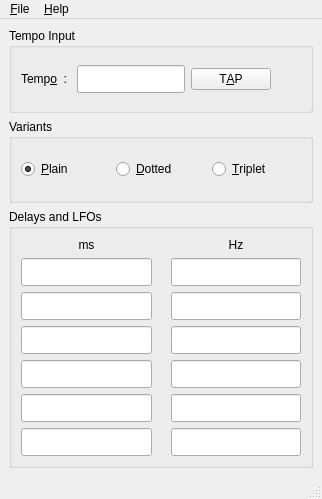
Qt form src/gui/forms/qrestmainwindow.ui (deufrai/qrest_deb_packaging) before a commit.
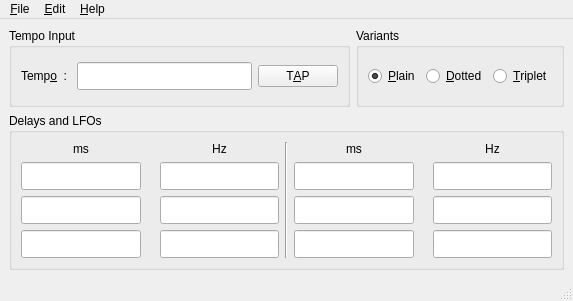
The same form after that commit. Icons and pictures are not drawn.

What changed in the file:
```diff
--- a/src/gui/forms/qrestmainwindow.ui
+++ b/src/gui/forms/qrestmainwindow.ui
@@ -5,8 +5,8 @@
    <rect>
     <x>0</x>
     <y>0</y>
-    <width>322</width>
-    <height>499</height>
+    <width>573</width>
+    <height>301</height>
    </rect>
   </property>
   <property name="sizePolicy" >
@@ -29,22 +29,18 @@
     <normaloff>:/icons/pix/qresticon.png</normaloff>:/icons/pix/qresticon.png</iconset>
   </property>
   <widget class="QWidget" name="centralwidget" >
-   <property name="geometry" >
-    <rect>
-     <x>0</x>
-     <y>26</y>
-     <width>322</width>
-     <height>450</height>
-    </rect>
-   </property>
-   <layout class="QGridLayout" name="gridLayout_4" >
+   <layout class="QGridLayout" name="gridLayout_5" >
     <item row="0" column="0" >
-     <widget class="QGroupBox" name="groupBox" >
+     <layout class="QHBoxLayout" name="horizontalLayout_4" >
+      <item>
+       <widget class="QGroupBox" name="tempoInputGroupBox" >
       <property name="title" >
        <string>Tempo Input</string>
       </property>
       <layout class="QGridLayout" name="gridLayout" >
        <item row="0" column="0" >
+          <layout class="QHBoxLayout" name="tempoInputHorizontalLayout" >
+           <item>
         <widget class="QLabel" name="tempoLabel" >
          <property name="text" >
           <string>Temp&amp;o  : </string>
@@ -54,11 +50,11 @@
          </property>
         </widget>
        </item>
-       <item row="0" column="1" >
+           <item>
         <widget class="QLineEdit" name="tempoEdit" >
          <property name="minimumSize" >
           <size>
-           <width>60</width>
+               <width>40</width>
            <height>28</height>
           </size>
          </property>
@@ -73,7 +69,7 @@
          </property>
         </widget>
        </item>
-       <item row="0" column="2" >
+           <item>
         <widget class="QPushButton" name="tapButton" >
          <property name="toolTip" >
           <string>Click in sync with beats until steadiness indicator goes green</string>
@@ -83,29 +79,18 @@
          </property>
         </widget>
        </item>
-       <item row="0" column="3" >
-        <widget class="QLabel" name="steadyHint" >
-         <property name="minimumSize" >
-          <size>
-           <width>24</width>
-           <height>0</height>
-          </size>
-         </property>
-         <property name="text" >
-          <string/>
-         </property>
-        </widget>
+          </layout>
        </item>
       </layout>
      </widget>
     </item>
-    <item row="1" column="0" >
+      <item>
      <widget class="QGroupBox" name="groupBox_3" >
       <property name="title" >
        <string>Variants</string>
       </property>
-      <layout class="QGridLayout" >
-       <item row="0" column="0" >
+        <layout class="QHBoxLayout" name="horizontalLayout" >
+         <item>
         <widget class="QRadioButton" name="plainRadio" >
          <property name="text" >
           <string>&amp;Plain</string>
@@ -115,14 +100,14 @@
          </property>
         </widget>
        </item>
-       <item row="0" column="1" >
+         <item>
         <widget class="QRadioButton" name="dottedRadio" >
          <property name="text" >
           <string>&amp;Dotted</string>
          </property>
         </widget>
        </item>
-       <item row="0" column="2" >
+         <item>
         <widget class="QRadioButton" name="tripletRadio" >
          <property name="text" >
           <string>&amp;Triplet</string>
@@ -132,13 +117,17 @@
       </layout>
      </widget>
     </item>
-    <item row="2" column="0" >
+     </layout>
+    </item>
+    <item row="1" column="0" >
      <widget class="QGroupBox" name="groupBox_2" >
       <property name="title" >
        <string>Delays and LFOs</string>
       </property>
-      <layout class="QGridLayout" name="gridLayout_3" >
+      <layout class="QGridLayout" name="gridLayout_4" >
        <item row="0" column="0" >
+        <layout class="QHBoxLayout" name="horizontalLayout_3" >
+         <item>
         <layout class="QGridLayout" name="gridLayout_2" >
          <item row="0" column="0" >
           <widget class="QLabel" name="label_7" >
@@ -164,7 +153,7 @@
           <widget class="QLineEdit" name="wholePeriodEdit" >
            <property name="minimumSize" >
             <size>
-             <width>60</width>
+               <width>40</width>
              <height>28</height>
             </size>
            </property>
@@ -205,7 +194,7 @@
            </property>
            <property name="minimumSize" >
             <size>
-             <width>60</width>
+               <width>40</width>
              <height>28</height>
             </size>
            </property>
@@ -224,7 +213,7 @@
           <widget class="QLineEdit" name="halfPeriodEdit" >
            <property name="minimumSize" >
             <size>
-             <width>60</width>
+               <width>40</width>
              <height>28</height>
             </size>
            </property>
@@ -259,7 +248,7 @@
           <widget class="QLineEdit" name="halfLfoEdit" >
            <property name="minimumSize" >
             <size>
-             <width>60</width>
+               <width>40</width>
              <height>28</height>
             </size>
            </property>
@@ -278,7 +267,7 @@
           <widget class="QLineEdit" name="quarterPeriodEdit" >
            <property name="minimumSize" >
             <size>
-             <width>60</width>
+               <width>40</width>
              <height>28</height>
             </size>
            </property>
@@ -313,7 +302,7 @@
           <widget class="QLineEdit" name="quarterLfoEdit" >
            <property name="minimumSize" >
             <size>
-             <width>60</width>
+               <width>40</width>
              <height>28</height>
             </size>
            </property>
@@ -328,11 +317,42 @@
            </property>
           </widget>
          </item>
-         <item row="4" column="0" >
+          </layout>
+         </item>
+         <item>
+          <widget class="Line" name="line" >
+           <property name="orientation" >
+            <enum>Qt::Vertical</enum>
+           </property>
+          </widget>
+         </item>
+         <item>
+          <layout class="QGridLayout" name="gridLayout_3" >
+           <item row="0" column="0" >
+            <widget class="QLabel" name="label_10" >
+             <property name="text" >
+              <string>ms</string>
+             </property>
+             <property name="alignment" >
+              <set>Qt::AlignCenter</set>
+             </property>
+            </widget>
+           </item>
+           <item row="0" column="2" >
+            <widget class="QLabel" name="label_9" >
+             <property name="text" >
+              <string>Hz</string>
+             </property>
+             <property name="alignment" >
+              <set>Qt::AlignCenter</set>
+             </property>
+            </widget>
+           </item>
+           <item row="1" column="0" >
           <widget class="QLineEdit" name="eighthPeriodEdit" >
            <property name="minimumSize" >
             <size>
-             <width>60</width>
+               <width>40</width>
              <height>28</height>
             </size>
            </property>
@@ -350,7 +370,7 @@
            </property>
           </widget>
          </item>
-         <item row="4" column="1" >
+           <item row="1" column="1" >
           <widget class="QLabel" name="label_6" >
            <property name="text" >
             <string/>
@@ -363,11 +383,11 @@
            </property>
           </widget>
          </item>
-         <item row="4" column="2" >
+           <item row="1" column="2" >
           <widget class="QLineEdit" name="eighthLfoEdit" >
            <property name="minimumSize" >
             <size>
-             <width>60</width>
+               <width>40</width>
              <height>28</height>
             </size>
            </property>
@@ -382,11 +402,11 @@
            </property>
           </widget>
          </item>
-         <item row="5" column="0" >
+           <item row="2" column="0" >
           <widget class="QLineEdit" name="sixteenthPeriodEdit" >
            <property name="minimumSize" >
             <size>
-             <width>60</width>
+               <width>40</width>
              <height>28</height>
             </size>
            </property>
@@ -404,7 +424,7 @@
            </property>
           </widget>
          </item>
-         <item row="5" column="1" >
+           <item row="2" column="1" >
           <widget class="QLabel" name="label_5" >
            <property name="text" >
             <string/>
@@ -417,11 +437,11 @@
            </property>
           </widget>
          </item>
-         <item row="5" column="2" >
+           <item row="2" column="2" >
           <widget class="QLineEdit" name="sixteenthLfoEdit" >
            <property name="minimumSize" >
             <size>
-             <width>60</width>
+               <width>40</width>
              <height>28</height>
             </size>
            </property>
@@ -436,11 +456,11 @@
            </property>
           </widget>
          </item>
-         <item row="6" column="0" >
+           <item row="3" column="0" >
           <widget class="QLineEdit" name="thirtySecondPeriodEdit" >
            <property name="minimumSize" >
             <size>
-             <width>60</width>
+               <width>40</width>
              <height>28</height>
             </size>
            </property>
@@ -458,7 +478,7 @@
            </property>
           </widget>
          </item>
-         <item row="6" column="1" >
+           <item row="3" column="1" >
           <widget class="QLabel" name="label_4" >
            <property name="text" >
             <string/>
@@ -471,11 +491,11 @@
            </property>
           </widget>
          </item>
-         <item row="6" column="2" >
+           <item row="3" column="2" >
           <widget class="QLineEdit" name="thirtySecondLfoEdit" >
            <property name="minimumSize" >
             <size>
-             <width>60</width>
+               <width>40</width>
              <height>28</height>
             </size>
            </property>
@@ -489,6 +509,8 @@
             <bool>true</bool>
            </property>
           </widget>
+           </item>
+          </layout>
          </item>
         </layout>
        </item>
@@ -502,8 +524,8 @@
     <rect>
      <x>0</x>
      <y>0</y>
-     <width>322</width>
-     <height>26</height>
+     <width>573</width>
+     <height>19</height>
     </rect>
    </property>
    <widget class="QMenu" name="menuHelp" >
@@ -519,19 +541,17 @@
     </property>
     <addaction name="actionQuit" />
    </widget>
+   <widget class="QMenu" name="menuEdit" >
+    <property name="title" >
+     <string>&amp;Edit</string>
+    </property>
+    <addaction name="actionPreferences" />
+   </widget>
    <addaction name="menuFile" />
+   <addaction name="menuEdit" />
    <addaction name="menuHelp" />
   </widget>
-  <widget class="QStatusBar" name="statusbar" >
-   <property name="geometry" >
-    <rect>
-     <x>0</x>
-     <y>476</y>
-     <width>322</width>
-     <height>23</height>
-    </rect>
-   </property>
-  </widget>
+  <widget class="QStatusBar" name="statusbar" />
   <action name="actionQuit" >
    <property name="icon" >
     <iconset resource="../../../resources/pixmaps.qrc" >
```
Left out of the diff: 24 changed lines with no effect on the pictures. Lines whose indentation alone changed are shown as unchanged.
